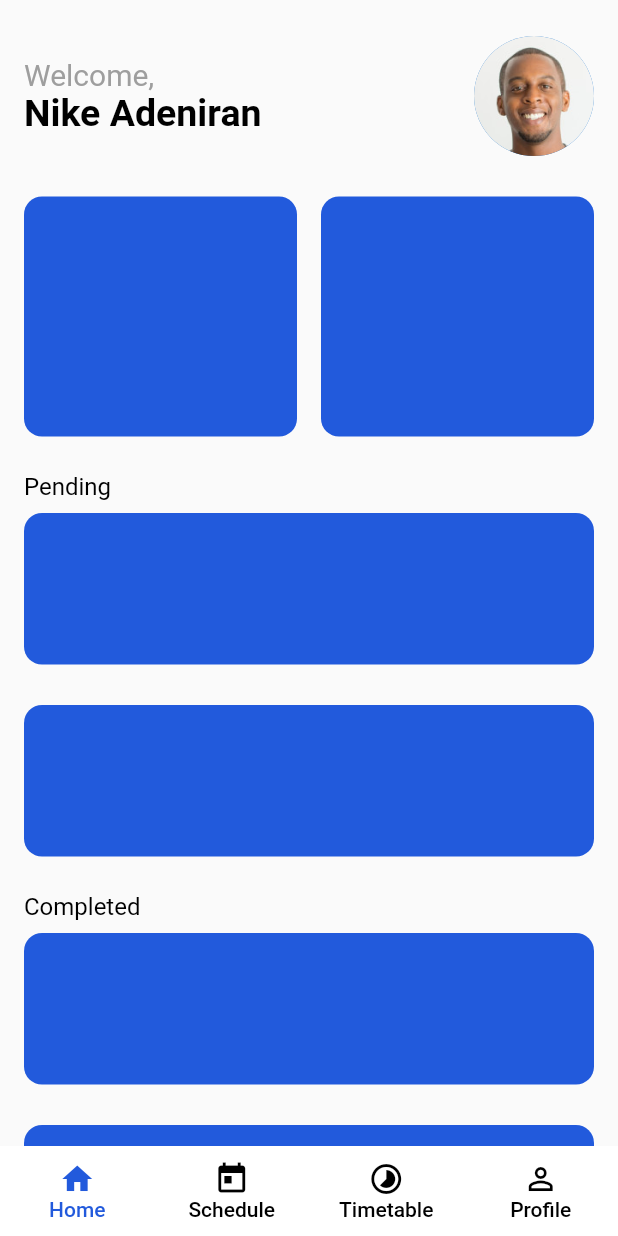
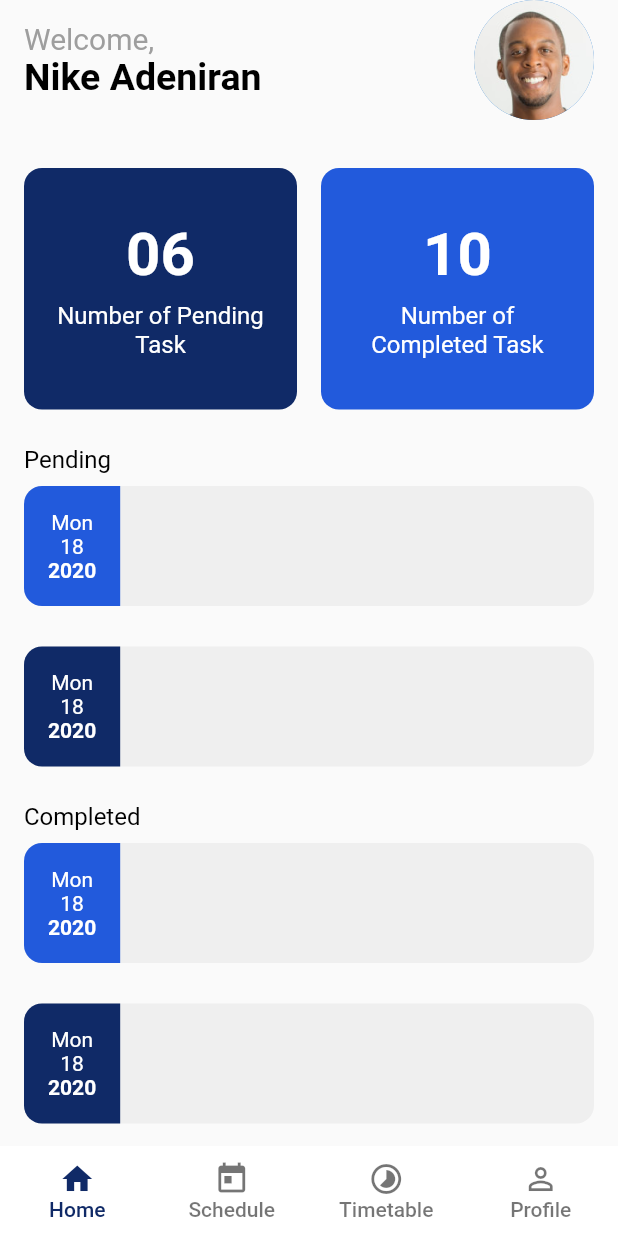
Before and after one commit to toyyibat1/My-StudyPal, a Flutter app: the HomeScreen screen opened directly, item 2 of the bottom bar chosen, after a tap on "Home", on a phone screen of 412 x 824 dp. Run offline on Flutter 3.47's test engine with Material 2 defaults, Android fonts, the phone set to English and light mode, and no system bars; our stand-ins replace firebase_core, flutter_spinkit, flutter_svg, google_fonts; accounts and stored records are empty.

Commit message:
made correction to the updated ui

```diff
--- a/lib/src/core/constants.dart
+++ b/lib/src/core/constants.dart
@@ -2,6 +2,8 @@ import 'package:flutter/material.dart';
 
 /// App Colors
 const kPrimaryColor = Color(0xFF225ADC);
+
+const kPrimaryColor2 = Color(0xFF102A67);
 
 const kSecondaryColor = Color(0x36C4C4C4);
 
--- a/lib/src/views/screens/dashboard_screen.dart
+++ b/lib/src/views/screens/dashboard_screen.dart
@@ -1,3 +1,5 @@
+import 'dart:ui';
+
 import 'package:flutter/cupertino.dart';
 import 'package:flutter/material.dart';
 import 'package:my_study_pal/src/core/constants.dart';
@@ -11,16 +13,13 @@ class DashboardScreen extends StatefulWidget {
 class _DashboardScreenState extends State<DashboardScreen> {
   @override
   Widget build(BuildContext context) {
-    return Scaffold(
-      body: SafeArea(
-        child: Container(
-          margin: EdgeInsets.only(left: 16.0, right: 16.0),
-          child: SingleChildScrollView(
-            scrollDirection: Axis.vertical,
-            child: Column(
-              children: [
-                kMediumVerticalSpacing,
-                Row(
+    return SafeArea(
+      child: Scaffold(
+        appBar: PreferredSize(
+          preferredSize: Size(12, MediaQuery.of(context).size.height / 4),
+          child: Padding(
+            padding: const EdgeInsets.only(left: 16.0, right: 16, bottom: 8),
+            child: Row(
               mainAxisAlignment: MainAxisAlignment.spaceBetween,
               children: [
                 Text.rich(
@@ -46,23 +45,56 @@ class _DashboardScreenState extends State<DashboardScreen> {
                 ),
               ],
             ),
+          ),
+        ),
+        body: Container(
+          margin: EdgeInsets.only(left: 16.0, right: 16.0),
+          child: SingleChildScrollView(
+            scrollDirection: Axis.vertical,
+            child: Column(
+              children: [
+                kMediumVerticalSpacing,
+//                  Row(
+//                    mainAxisAlignment: MainAxisAlignment.spaceBetween,
+//                    children: [
+//                      Text.rich(
+//                        TextSpan(
+//                            text: "Welcome,\n",
+//                            style: TextStyle(
+//                              color: Colors.grey,
+//                              fontSize: 20.0,
+//                            ),
+//                            children: [
+//                              TextSpan(
+//                                text: 'Nike Adeniran',
+//                                style: TextStyle(
+//                                    color: kBlackColor,
+//                                    fontSize: 25.0,
+//                                    fontWeight: FontWeight.w600),
+//                              ),
+//                            ]),
+//                      ),
+//                      CircleAvatar(
+//                        radius: 40,
+//                        backgroundImage: AssetImage(welcome),
+//                      ),
+//                    ],
+//                  ),
                 Row(
                   mainAxisAlignment: MainAxisAlignment.spaceBetween,
                   children: [
                     Expanded(
-                      child: AppContainer(
-                        title: '',
-                        width: MediaQuery.of(context).size.width / 1,
-                        height: 160.0,
-                        color: kPrimaryColor,
+                      child: AppContainer2(
+                        text: '06',
+                        headText: 'Number of Pending Task',
+                        color: kPrimaryColor2,
                       ),
                     ),
                     kSmallHorizontalSpacing,
                     Expanded(
-                      child: AppContainer(
-                        title: '',
-                        width: MediaQuery.of(context).size.width / 1,
-                        height: 160.0,
+                      child: AppContainer2(
+                        text: '10',
+                        headText: 'Number of Completed Task',
                         color: kPrimaryColor,
                       ),
                     ),
@@ -76,9 +108,9 @@ class _DashboardScreenState extends State<DashboardScreen> {
                         Expanded(
                           child: AppContainer(
                             title: 'Pending',
-                            width: MediaQuery.of(context).size.width / 1,
-                            height: 101.0,
                             color: kPrimaryColor,
+                            date: 'Mon\n18',
+                            year: '2020',
                           ),
                         ),
                       ],
@@ -88,9 +120,9 @@ class _DashboardScreenState extends State<DashboardScreen> {
                         Expanded(
                           child: AppContainer(
                             title: '',
-                            width: MediaQuery.of(context).size.width / 1,
-                            height: 101.0,
-                            color: kPrimaryColor,
+                            color: kPrimaryColor2,
+                            date: 'Mon\n18',
+                            year: '2020',
                           ),
                         ),
                       ],
@@ -105,9 +137,9 @@ class _DashboardScreenState extends State<DashboardScreen> {
                         Expanded(
                           child: AppContainer(
                             title: 'Completed',
-                            width: MediaQuery.of(context).size.width / 1,
-                            height: 101.0,
                             color: kPrimaryColor,
+                            date: 'Mon\n18',
+                            year: '2020',
                           ),
                         ),
                       ],
@@ -117,15 +149,16 @@ class _DashboardScreenState extends State<DashboardScreen> {
                         Expanded(
                           child: AppContainer(
                             title: '',
-                            width: MediaQuery.of(context).size.width / 1,
-                            height: 101.0,
-                            color: kPrimaryColor,
+                            color: kPrimaryColor2,
+                            date: 'Mon\n18',
+                            year: '2020',
                           ),
                         ),
                       ],
                     ),
                   ],
                 ),
+                kMediumVerticalSpacing,
               ],
             ),
           ),
@@ -138,15 +171,15 @@ class _DashboardScreenState extends State<DashboardScreen> {
 class AppContainer extends StatelessWidget {
   final Color color;
   final String title;
-  final double width;
-  final double height;
+  final String date;
+  final String year;
 
   const AppContainer({
     Key key,
     this.color,
     this.title,
-    this.width,
-    this.height,
+    this.date,
+    this.year,
   }) : super(key: key);
 
   @override
@@ -160,12 +193,74 @@ class AppContainer extends StatelessWidget {
         ),
         kExtraSmallVerticalSpacing,
         Container(
-          width: width,
-          height: height,
           decoration: BoxDecoration(
-              color: color, borderRadius: BorderRadius.circular(12)),
+              color: kSecondaryColor, borderRadius: BorderRadius.circular(12)),
+          child: Row(
+            children: [
+              Container(
+                padding: EdgeInsets.all(16),
+                decoration: BoxDecoration(
+                    color: color,
+                    borderRadius: BorderRadius.only(
+                        topLeft: Radius.circular(12),
+                        bottomLeft: Radius.circular(12))),
+                child: Column(
+                  children: [
+                    Text(
+                      date,
+                      textAlign: TextAlign.center,
+                      style: TextStyle(color: Colors.white),
+                    ),
+                    Text(
+                      year,
+                      style: TextStyle(
+                          color: Colors.white, fontWeight: FontWeight.bold),
+                    ),
+                  ],
+                ),
+              ),
+            ],
+          ),
         ),
       ],
     );
   }
 }
+
+class AppContainer2 extends StatelessWidget {
+  final Color color;
+  final String headText;
+  final String text;
+
+  const AppContainer2({Key key, this.color, this.headText, this.text})
+      : super(key: key);
+
+  @override
+  Widget build(BuildContext context) {
+    return Container(
+      padding: EdgeInsets.symmetric(horizontal: 16.0, vertical: 34),
+      decoration:
+          BoxDecoration(color: color, borderRadius: BorderRadius.circular(12)),
+      child: Column(
+        crossAxisAlignment: CrossAxisAlignment.center,
+        mainAxisAlignment: MainAxisAlignment.center,
+        children: [
+          Text(
+            text,
+            style: TextStyle(
+                fontSize: 40, fontWeight: FontWeight.bold, color: Colors.white),
+          ),
+          kExtraSmallVerticalSpacing,
+          Text(
+            headText,
+            style: kLabelText.copyWith(
+              fontSize: 16.0,
+              color: Colors.white,
+            ),
+            textAlign: TextAlign.center,
+          ),
+        ],
+      ),
+    );
+  }
+}
--- a/lib/src/views/screens/home_screen.dart
+++ b/lib/src/views/screens/home_screen.dart
@@ -33,8 +33,8 @@ class _HomeScreenState extends State<HomeScreen> {
       body: _children[_currentIndex],
       bottomNavigationBar: NavBar(
         backgroundColor: Colors.white,
-        color: kBlackColor,
-        selectedColor: kPrimaryColor,
+        color: Colors.black54,
+        selectedColor: kPrimaryColor2,
         onTabSelected: _onTabSelected,
         items: [
           NavBarItem(iconData: Icons.home, text: 'Home'),
--- a/lib/src/views/screens/profile_screen.dart
+++ b/lib/src/views/screens/profile_screen.dart
@@ -1,4 +1,3 @@
-
 import 'package:flutter/material.dart';
 import 'package:my_study_pal/src/core/constants.dart';
 import 'package:my_study_pal/src/core/images.dart';
@@ -17,27 +16,16 @@ class ProfileScreen extends StatefulWidget {
 class _ProfileScreenState extends State<ProfileScreen> {
   @override
   Widget build(BuildContext context) {
-    return SafeArea(
-      child: Scaffold(
+    return Scaffold(
+      appBar: AppBar(
+        automaticallyImplyLeading: false,
+        title: Center(child: Text('My Profile')),
+        backgroundColor: kPrimaryColor2,
+      ),
       body: SingleChildScrollView(
         scrollDirection: Axis.vertical,
         child: Column(
           children: [
-              Row(
-                children: [
-                  Expanded(
-                    child: Container(
-                      padding: EdgeInsets.symmetric(vertical: 16.0),
-                      color: kPrimaryColor,
-                      child: Center(
-                          child: Text(
-                        'My Profile',
-                        style: kHeadingTextStyle.copyWith(color: Colors.white),
-                      )),
-                    ),
-                  ),
-                ],
-              ),
             Padding(
               padding: const EdgeInsets.symmetric(horizontal: 16.0),
               child: SingleChildScrollView(
@@ -66,18 +54,24 @@ class _ProfileScreenState extends State<ProfileScreen> {
                     ),
                     ProfileCard(
                       ontap: () {
-                          Navigator.push(context, MaterialPageRoute(builder: (context)=> EditProfileScreen()));
+                        Navigator.push(
+                            context,
+                            MaterialPageRoute(
+                                builder: (context) => EditProfileScreen()));
                       },
                       text: 'Edit Profile',
                       icon: Icon(
-                          Icons.edit_outlined,
+                        Icons.person,
                         color: kPrimaryColor,
                       ),
                     ),
                     kExtraSmallVerticalSpacing,
                     ProfileCard(
                       ontap: () {
-                          Navigator.push(context, MaterialPageRoute(builder: (context)=> BadgesScreen()));
+                        Navigator.push(
+                            context,
+                            MaterialPageRoute(
+                                builder: (context) => BadgesScreen()));
                       },
                       text: 'Badges',
                       icon: Icon(
@@ -88,7 +82,10 @@ class _ProfileScreenState extends State<ProfileScreen> {
                     kExtraSmallVerticalSpacing,
                     ProfileCard(
                       ontap: () {
-                          Navigator.push(context, MaterialPageRoute(builder: (context)=> StudyGoalsScreen()));
+                        Navigator.push(
+                            context,
+                            MaterialPageRoute(
+                                builder: (context) => StudyGoalsScreen()));
                       },
                       text: 'Study Goals',
                       icon: Icon(
@@ -99,7 +96,10 @@ class _ProfileScreenState extends State<ProfileScreen> {
                     kExtraSmallVerticalSpacing,
                     ProfileCard(
                       ontap: () {
-                          Navigator.push(context, MaterialPageRoute(builder: (context)=> AddScheduleScreen()));
+                        Navigator.push(
+                            context,
+                            MaterialPageRoute(
+                                builder: (context) => AddScheduleScreen()));
                       },
                       text: 'School Schedule',
                       icon: Icon(
@@ -110,7 +110,10 @@ class _ProfileScreenState extends State<ProfileScreen> {
                     kExtraSmallVerticalSpacing,
                     ProfileCard(
                       ontap: () {
-                          Navigator.push(context, MaterialPageRoute(builder: (context)=> InviteFriendScreen()));
+                        Navigator.push(
+                            context,
+                            MaterialPageRoute(
+                                builder: (context) => InviteFriendScreen()));
                       },
                       text: 'Invite Friends',
                       icon: Icon(
@@ -133,7 +136,6 @@ class _ProfileScreenState extends State<ProfileScreen> {
               ),
             ),
           ],
-          ),
         ),
       ),
     );
--- a/lib/src/views/screens/schedule_screen.dart
+++ b/lib/src/views/screens/schedule_screen.dart
@@ -12,6 +12,11 @@ class _ScheduleScreenState extends State<ScheduleScreen> {
   @override
   Widget build(BuildContext context) {
     return Scaffold(
+      appBar: AppBar(
+        automaticallyImplyLeading: false,
+        title: Center(child: Text('Task')),
+        backgroundColor: kPrimaryColor2,
+      ),
       floatingActionButton: FloatingActionButton(
         backgroundColor: kPrimaryColor,
         child: Icon(Icons.add),
@@ -19,36 +24,15 @@ class _ScheduleScreenState extends State<ScheduleScreen> {
             .push(MaterialPageRoute(builder: (context) => CreateTaskScreen())),
       ),
       body: SafeArea(
-        child: SingleChildScrollView(
-          scrollDirection: Axis.vertical,
         child: Column(
-            children: [
-              Row(
-                children: [
-                  Expanded(
-                    child: Container(
-                      padding: EdgeInsets.symmetric(vertical: 16.0),
-                      color: kPrimaryColor,
-                      child: Center(
-                          child: Text(
-                        'Tasks',
-                        style: kHeadingTextStyle.copyWith(color: Colors.white),
-                      )),
-                    ),
-                  ),
-                ],
-              ),
-              SizedBox(
-                height: MediaQuery.of(context).size.height / 4,
-              ),
-              Column(
-                crossAxisAlignment: CrossAxisAlignment.center,
           mainAxisAlignment: MainAxisAlignment.center,
           children: [
-                  Image.asset(
+            Center(
+              child: Image.asset(
                 task,
                 width: 100,
                 color: Colors.grey,
+              ),
             ),
             kSmallVerticalSpacing,
             Text(
@@ -57,9 +41,6 @@ class _ScheduleScreenState extends State<ScheduleScreen> {
             ),
           ],
         ),
-            ],
-          ),
-        ),
       ),
     );
   }
--- a/lib/src/views/screens/timetable_screen.dart
+++ b/lib/src/views/screens/timetable_screen.dart
@@ -12,6 +12,11 @@ class _TimetableScreenState extends State<TimetableScreen> {
   @override
   Widget build(BuildContext context) {
     return Scaffold(
+      appBar: AppBar(
+        automaticallyImplyLeading: false,
+        title: Center(child: Text('Timetable')),
+        backgroundColor: kPrimaryColor2,
+      ),
       floatingActionButton: FloatingActionButton(
         backgroundColor: kPrimaryColor,
         child: Icon(Icons.add),
@@ -19,36 +24,15 @@ class _TimetableScreenState extends State<TimetableScreen> {
             MaterialPageRoute(builder: (context) => CreateTimetableScreen())),
       ),
       body: SafeArea(
-        child: SingleChildScrollView(
-          scrollDirection: Axis.vertical,
         child: Column(
-            children: [
-              Row(
-                children: [
-                  Expanded(
-                    child: Container(
-                      padding: EdgeInsets.symmetric(vertical: 16.0),
-                      color: kPrimaryColor,
-                      child: Center(
-                          child: Text(
-                        'Timetable',
-                        style: kHeadingTextStyle.copyWith(color: Colors.white),
-                      )),
-                    ),
-                  ),
-                ],
-              ),
-              SizedBox(
-                height: MediaQuery.of(context).size.height / 4,
-              ),
-              Column(
-                crossAxisAlignment: CrossAxisAlignment.center,
           mainAxisAlignment: MainAxisAlignment.center,
           children: [
-                  Image.asset(
+            Center(
+              child: Image.asset(
                 timetable,
                 width: 100,
                 color: Colors.grey,
+              ),
             ),
             kSmallVerticalSpacing,
             Text(
@@ -57,9 +41,6 @@ class _TimetableScreenState extends State<TimetableScreen> {
             ),
           ],
         ),
-            ],
-          ),
-        ),
       ),
     );
   }
--- a/lib/src/views/widgets/nav_bar.dart
+++ b/lib/src/views/widgets/nav_bar.dart
@@ -80,7 +80,11 @@ class NavBarState extends State<NavBar> {
               mainAxisSize: MainAxisSize.min,
               mainAxisAlignment: MainAxisAlignment.center,
               children: <Widget>[
-                Icon(item.iconData, color: color, size: widget.iconSize),
+                Icon(
+                  item.iconData,
+                  color: color,
+                  size: widget.iconSize,
+                ),
                 Text(
                   item.text,
                   style: TextStyle(color: color, fontWeight: FontWeight.w500),
--- a/pubspec.yaml
+++ b/pubspec.yaml
@@ -21,6 +21,7 @@ dependencies:
   firebase_auth: ^0.18.3
   cloud_firestore: ^0.14.3
   firebase_storage: ^5.0.1
+  line_icons: ^0.2.0
 
 
 dev_dependencies:
```
Also changed, not shown: pubspec.lock. Lines whose indentation alone changed are shown as unchanged.
